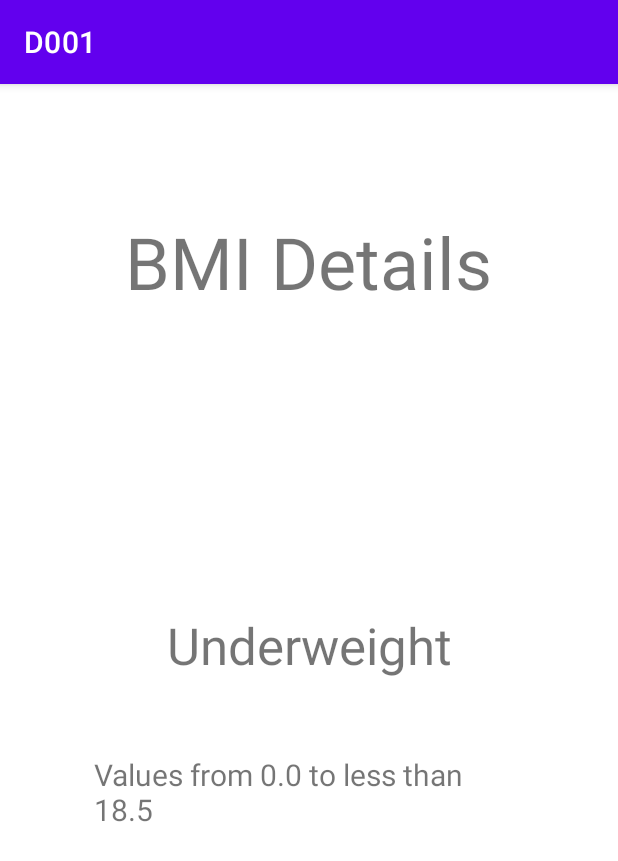
After one commit to Mantecore/D001, an Android app: the LegendActivity screen opened directly, with no data from a screen before it, on a phone screen of 412 x 824 dp. The commit adds this screen. Shown: the top 861 px of the screen. Run offline under Robolectric (Android 15) with nearby library versions, the phone set to English and light mode, and no system bars.

Commit message:
Created LegendActivity Filled LegendActivity with BMI Name and Low to High Rating

```diff
--- a/app/src/main/AndroidManifest.xml
+++ b/app/src/main/AndroidManifest.xml
@@ -10,16 +10,19 @@
         android:supportsRtl="true"
         android:theme="@style/Theme.D001">
         <activity
-            android:name=".CategoryActivity"
+            android:name=".HomeActivity"
+            android:exported="false" />
+        <activity
+            android:name=".FormActivity"
             android:exported="false" />
         <activity
             android:name=".CalculateActivity"
             android:exported="false" />
         <activity
-            android:name=".FormActivity"
+            android:name=".LegendActivity"
             android:exported="false" />
         <activity
-            android:name=".HomeActivity"
+            android:name=".CategoryActivity"
             android:exported="true">
             <intent-filter>
                 <action android:name="android.intent.action.MAIN" />
--- a/app/src/main/java/com/example/d001/CategoryActivity.java
+++ b/app/src/main/java/com/example/d001/CategoryActivity.java
@@ -6,6 +6,8 @@ import android.content.Intent;
 import android.os.Bundle;
 import android.widget.ArrayAdapter;
 import android.widget.ListView;
+
+import util.BMI;
 
 public class CategoryActivity extends AppCompatActivity {
 
@@ -17,17 +19,12 @@ public class CategoryActivity extends AppCompatActivity {
 
         ListView categoryList = findViewById(R.id.categoryList);
 
-        String[] bmiCategories = {
-                "Underweight",
-                "Healthy Weight",
-                "Overweight",
-                "Obese",
-        };
+        String[] bmiCategories = BMI.getBmiCategories();
 
         ArrayAdapter<String> adapter = new ArrayAdapter<>(this, android.R.layout.simple_list_item_1, bmiCategories);
         categoryList.setAdapter(adapter);
         categoryList.setOnItemClickListener((parent, view, position, id) -> {
-            Intent intent = new Intent(this, HomeActivity.class);
+            Intent intent = new Intent(this, LegendActivity.class);
             intent.putExtra("position",position);
             startActivity(intent);
         });
--- /dev/null
+++ b/app/src/main/java/com/example/d001/LegendActivity.java
@@ -0,0 +1,50 @@
+package com.example.d001;
+
+import androidx.appcompat.app.AppCompatActivity;
+
+import android.os.Bundle;
+import android.widget.TextView;
+
+import util.BMI;
+
+public class LegendActivity extends AppCompatActivity {
+
+    @Override
+    protected void onCreate(Bundle savedInstanceState) {
+        super.onCreate(savedInstanceState);
+        setContentView(R.layout.activity_legend);
+
+
+        String[] bmiCategorie = BMI.getBmiCategories();
+
+        TextView LegendBMIName = findViewById(R.id.LegendBMIName);
+        TextView LegendBMIDesc = findViewById(R.id.LegendBMIDesc);
+
+        int position = getIntent().getIntExtra("position",0);
+
+        switch (position)
+        {
+            case 0:
+                BMI.Rating(0.0,18.5);
+                break;
+            case 1:
+                BMI.Rating(18.5,24.9);
+                break;
+            case 2:
+                BMI.Rating(25.0, 29.9);
+                break;
+            case 3:
+                BMI.Rating(30.0,50.0);
+                break;
+        }
+
+
+        double RatingHigh = BMI.getHigh();
+        double RatingLow = BMI.getLow();
+
+        LegendBMIName.setText(bmiCategorie[position]);
+        LegendBMIDesc.setText(String.format("Values from %.1f to less than %.1f",RatingLow,RatingHigh));
+
+
+    }
+}
--- a/app/src/main/java/util/BMI.java
+++ b/app/src/main/java/util/BMI.java
@@ -1,6 +1,7 @@
 package util;
 
-import java.util.ArrayList;
+
+import java.util.OptionalDouble;
 
 public class BMI {
 
@@ -8,6 +9,14 @@ public class BMI {
   public BMI() { }
 
     public double BMIValue;
+    public static Double high;
+    public static Double low;
+    private static final String[] bmiCategories = {
+          "Underweight",
+          "Healthy Weight",
+          "Overweight",
+          "Obese",
+  };
 
 
     public double compute(double height, double weight) {
@@ -28,9 +37,23 @@ public class BMI {
       else return "Obese";
     }
 
+    public static void Rating(Double low, Double high) {
+      BMI.low =low;
+      BMI.high = high;
+    }
 
 
-    //String[] bmiList = new ArrayList<>
+    public static String[] getBmiCategories() {return bmiCategories;}
+  //public String getBmiCategories() {return  bmiCategories[OrdinalBuilder]};
+
+
+  public static Double getHigh() {
+    return high;
+  }
+
+  public static Double getLow() {
+    return low;
+  }
 
 
 }
--- a/app/src/main/res/layout/activity_category.xml
+++ b/app/src/main/res/layout/activity_category.xml
@@ -9,9 +9,11 @@
 
     <TextView
         android:id="@+id/categoryTitle"
-        android:layout_width="273dp"
-        android:layout_height="76dp"
+        android:layout_width="248dp"
+        android:layout_height="82dp"
         android:text="BMI Categories"
+        android:textAlignment="center"
+        android:textSize="34sp"
         app:layout_constraintBottom_toBottomOf="parent"
         app:layout_constraintEnd_toEndOf="parent"
         app:layout_constraintStart_toStartOf="parent"
--- /dev/null
+++ b/app/src/main/res/layout/activity_legend.xml
@@ -0,0 +1,47 @@
+<?xml version="1.0" encoding="utf-8"?>
+<androidx.constraintlayout.widget.ConstraintLayout xmlns:android="http://schemas.android.com/apk/res/android"
+    xmlns:app="http://schemas.android.com/apk/res-auto"
+    xmlns:tools="http://schemas.android.com/tools"
+    android:layout_width="match_parent"
+    android:layout_height="match_parent"
+    tools:context=".LegendActivity">
+
+    <TextView
+        android:id="@+id/LegendTitel"
+        android:layout_width="276dp"
+        android:layout_height="68dp"
+        android:text="BMI Details"
+        android:textAlignment="center"
+        android:textSize="48sp"
+        app:layout_constraintBottom_toBottomOf="parent"
+        app:layout_constraintEnd_toEndOf="parent"
+        app:layout_constraintHorizontal_bias="0.496"
+        app:layout_constraintStart_toStartOf="parent"
+        app:layout_constraintTop_toTopOf="parent"
+        app:layout_constraintVertical_bias="0.123" />
+
+    <TextView
+        android:id="@+id/LegendBMIName"
+        android:layout_width="297dp"
+        android:layout_height="65dp"
+        android:text=""
+        android:textAlignment="center"
+        android:textSize="34sp"
+        app:layout_constraintBottom_toBottomOf="parent"
+        app:layout_constraintEnd_toEndOf="parent"
+        app:layout_constraintStart_toStartOf="parent"
+        app:layout_constraintTop_toTopOf="parent" />
+
+    <TextView
+        android:id="@+id/LegendBMIDesc"
+        android:layout_width="286dp"
+        android:layout_height="135dp"
+        android:text=""
+        android:textSize="20sp"
+        app:layout_constraintBottom_toBottomOf="parent"
+        app:layout_constraintEnd_toEndOf="parent"
+        app:layout_constraintHorizontal_bias="0.496"
+        app:layout_constraintStart_toStartOf="parent"
+        app:layout_constraintTop_toTopOf="parent"
+        app:layout_constraintVertical_bias="0.706" />
+</androidx.constraintlayout.widget.ConstraintLayout>
```
